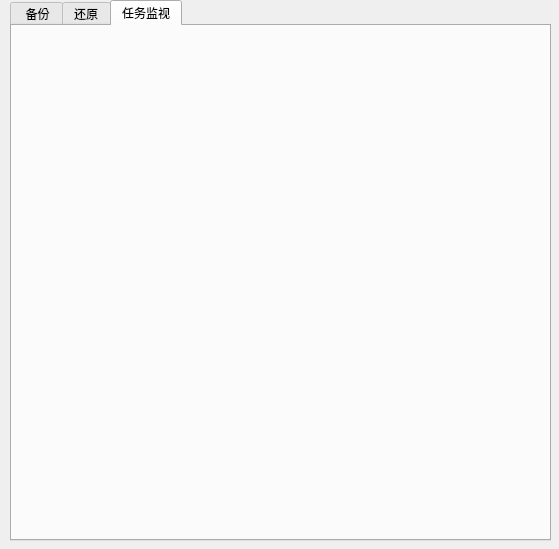
This is client/gui/mainwindow.ui in wenli7363/Zpods as Qt 5 draws it before an edit. The edited form follows.
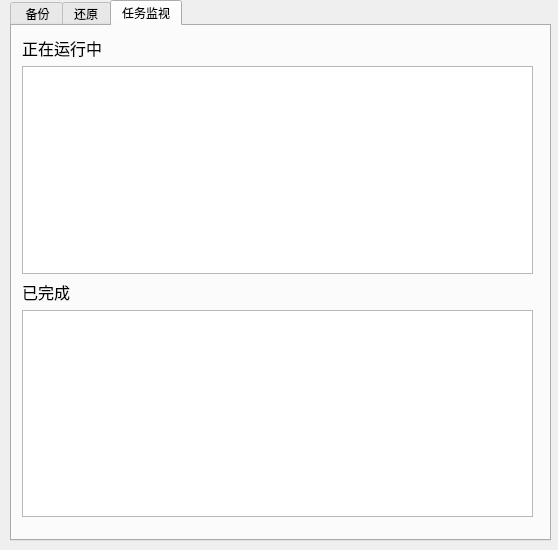
This is the edited form. The open tabs and pages were chosen to show the change. Custom widgets are drawn as their Qt base class.

Commit message: add deleteBtn for srcList

Patch:
```diff
--- a/client/gui/mainwindow.ui
+++ b/client/gui/mainwindow.ui
@@ -6,8 +6,8 @@
    <rect>
     <x>0</x>
     <y>0</y>
-    <width>559</width>
-    <height>549</height>
+    <width>558</width>
+    <height>550</height>
    </rect>
   </property>
   <property name="windowTitle">
@@ -310,6 +310,48 @@
      <attribute name="title">
       <string>任务监视</string>
      </attribute>
+     <widget class="QWidget" name="">
+      <property name="geometry">
+       <rect>
+        <x>10</x>
+        <y>10</y>
+        <width>511</width>
+        <height>481</height>
+       </rect>
+      </property>
+      <layout class="QVBoxLayout" name="verticalLayout_3">
+       <item>
+        <widget class="QLabel" name="label_2">
+         <property name="font">
+          <font>
+           <pointsize>12</pointsize>
+          </font>
+         </property>
+         <property name="text">
+          <string>正在运行中</string>
+         </property>
+        </widget>
+       </item>
+       <item>
+        <widget class="QListView" name="listView"/>
+       </item>
+       <item>
+        <widget class="QLabel" name="label_3">
+         <property name="font">
+          <font>
+           <pointsize>12</pointsize>
+          </font>
+         </property>
+         <property name="text">
+          <string>已完成</string>
+         </property>
+        </widget>
+       </item>
+       <item>
+        <widget class="QListView" name="listView_2"/>
+       </item>
+      </layout>
+     </widget>
     </widget>
    </widget>
   </widget>
```
Left out of the diff: 21 changed lines with no effect on the pictures. The commit also changes 2 other files.
